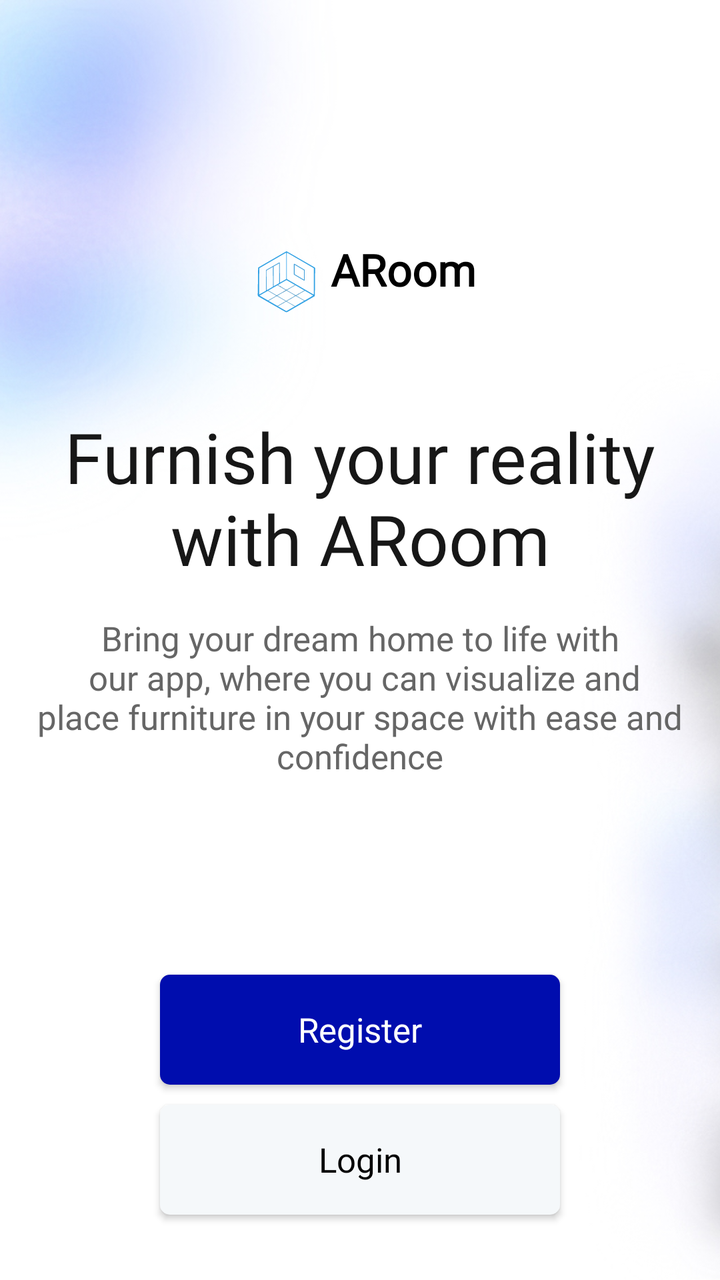
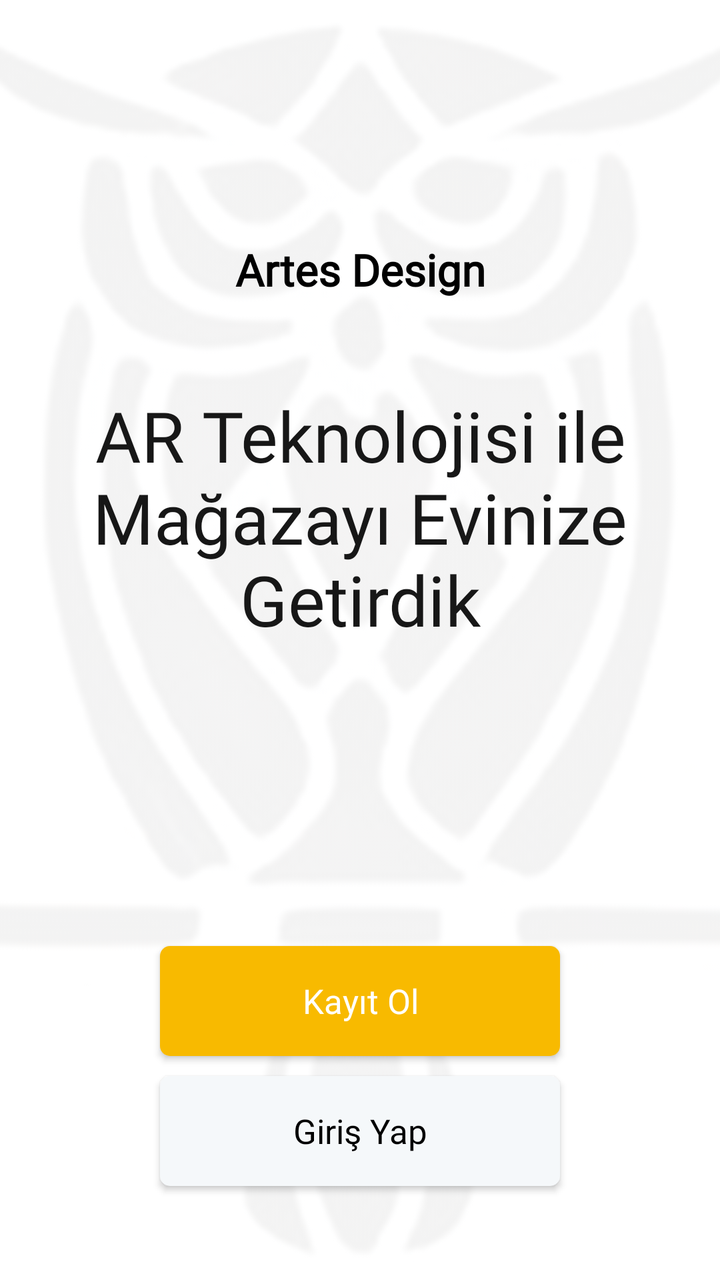

Compare the two renders of this Android layout. The source of the first and the diff that turns it into the second are given below.
<!-- AndroidManifest.xml: application theme Theme.ARoom -->
<!-- res/layout/fragment_account_options.xml -->
<?xml version="1.0" encoding="utf-8"?>
<FrameLayout xmlns:android="http://schemas.android.com/apk/res/android"
    android:layout_width="match_parent"
    android:layout_height="match_parent"
    xmlns:app="http://schemas.android.com/apk/res-auto">

    <ImageView
        android:layout_width="match_parent"
        android:layout_height="match_parent"
        android:src="@drawable/blury_background"
        android:scaleType="centerCrop" />
    
    <androidx.constraintlayout.widget.ConstraintLayout
        android:layout_width="match_parent"
        android:layout_height="match_parent" >

        <TextView
            android:id="@+id/tv_app_name"
            android:layout_width="wrap_content"
            android:layout_height="wrap_content"
            style="@style/h3"
            android:layout_marginTop="120dp"
            android:drawableStart="@drawable/small_removebg_preview_transformed"

            android:drawablePadding="3dp"
            android:textStyle="bold"
            app:layout_constraintStart_toStartOf="parent"
            app:layout_constraintTop_toTopOf="parent"
            app:layout_constraintEnd_toEndOf="parent"
            android:text="ARoom" />

        <TextView
            android:id="@+id/tv_right_address_for_shopping"
            android:layout_width="wrap_content"
            android:layout_height="wrap_content"
            style="@style/h4"
            android:layout_marginTop="45dp"
            app:layout_constraintTop_toBottomOf="@id/tv_app_name"
            app:layout_constraintStart_toStartOf="parent"
            app:layout_constraintEnd_toEndOf="parent"
            android:text="@string/right_address"
            android:textAlignment="center"
            android:gravity="center"
            android:textSize="35sp"
            />

        <TextView
            android:id="@+id/tv_quality"
            android:layout_width="wrap_content"
            android:layout_height="wrap_content"
            style="@style/h2"
            app:layout_constraintStart_toStartOf="@id/tv_right_address_for_shopping"
            app:layout_constraintEnd_toEndOf="@id/tv_right_address_for_shopping"
            app:layout_constraintTop_toBottomOf="@id/tv_right_address_for_shopping"
            android:textAlignment="center"
            android:gravity="center"
            android:text="@string/quality"
            android:layout_marginTop="15dp"
            />
        <androidx.appcompat.widget.AppCompatButton
            android:id="@+id/btn_register_account_options"
            android:layout_width="@dimen/medium_button_width"
            android:layout_height="@dimen/medium_button_height"
            style="@style/blueButtonStyle"
            app:layout_constraintTop_toBottomOf="@id/tv_quality"
            app:layout_constraintStart_toStartOf="@id/tv_quality"
            app:layout_constraintEnd_toEndOf="@id/tv_quality"
            app:layout_constraintBottom_toBottomOf="parent"
            android:text="Register" />

        <androidx.appcompat.widget.AppCompatButton
            android:id="@+id/btn_login_account_options"
            android:layout_width="@dimen/medium_button_width"
            android:layout_height="@dimen/medium_button_height"
            android:layout_marginTop="10dp"
            style="@style/whiteButtonStyle"
            app:layout_constraintTop_toBottomOf="@id/btn_register_account_options"
            app:layout_constraintStart_toStartOf="@id/tv_quality"
            app:layout_constraintEnd_toEndOf="@id/tv_quality"
            android:text="Login" />

        
    </androidx.constraintlayout.widget.ConstraintLayout>

</FrameLayout>
<!-- resources referenced by this layout -->
<resources>
  <dimen name="medium_button_height">55dp</dimen>
  <dimen name="medium_button_width">200dp</dimen>
  <!-- drawable blury_background: jpg bitmap (drawable-v24, 63810 bytes) -->
  <!-- drawable small_removebg_preview_transformed: vector/xml drawable (drawable, 16013 chars, omitted) -->
  <string name="quality">Bring your dream home to life with\n our app, where you can visualize and place furniture in your space with ease and confidence</string>
  <string name="right_address">Furnish your reality with ARoom</string>
  <style name="blueButtonStyle">
          <item name="android:background">@drawable/blue_background</item>
          <item name="android:fontFamily">@font/poppins_thin</item>
          <item name="android:textColor">@color/white</item>
          <item name="android:textSize">@dimen/h2TextSize</item>
          <item name="android:textAllCaps">false</item>
      </style>
  <style name="h2">
          <item name="android:fontFamily">@font/poppins_light</item>
          <item name="android:textColor">@color/g_gray700</item>
          <item name="android:textSize">@dimen/h2TextSize</item>
      </style>
  <style name="h3">
          <item name="android:fontFamily">@font/poppins_light</item>
          <item name="android:textColor">@color/black</item>
          <item name="android:textSize">@dimen/h3TextSize</item>
      </style>
  <style name="h4">
          <item name="android:fontFamily">@font/poppins_thin</item>
          <item name="android:textColor">@color/g_black</item>
          <item name="android:textSize">@dimen/h4TextSize</item>
      </style>
  <style name="whiteButtonStyle">
          <item name="android:background">@drawable/white_background</item>
          <item name="android:fontFamily">@font/poppins_thin</item>
          <item name="android:textColor">@color/black</item>
          <item name="android:textSize">@dimen/h2TextSize</item>
          <item name="android:textAllCaps">false</item>
      </style>
  <style name="Theme.ARoom" parent="Theme.MaterialComponents.Light.NoActionBar">
          
          <item name="colorPrimary">@color/purple_500</item>
          <item name="colorPrimaryVariant">@color/purple_700</item>
          <item name="colorOnPrimary">@color/white</item>
          
          <item name="colorSecondary">@color/teal_200</item>
          <item name="colorSecondaryVariant">@color/teal_700</item>
          <item name="colorOnSecondary">@color/black</item>
          
          <item name="android:statusBarColor">?attr/colorPrimaryVariant</item>
          
  
  
  
      </style>
  <!-- drawable blue_background (drawable-v24) -->
  <shape android:shape="rectangle" xmlns:android="http://schemas.android.com/apk/res/android">
      <solid android:color="@color/g_blue"/>
      <corners android:radius="@dimen/buttonCorners"/>
  </shape>
  <color name="white">#FFFFFFFF</color>
  <dimen name="h2TextSize">17sp</dimen>
  <color name="g_gray700">#666666</color>
  <color name="black">#FF000000</color>
  <dimen name="h3TextSize">22sp</dimen>
  <color name="g_black">#171717</color>
  <dimen name="h4TextSize">35sp</dimen>
  <!-- drawable white_background (drawable-v24) -->
  <?xml version="1.0" encoding="utf-8"?>
  <shape android:shape="rectangle" xmlns:android="http://schemas.android.com/apk/res/android">
      <solid android:color="#F5F8FA"/>
      <corners android:radius="@dimen/buttonCorners"/>
  </shape>
  <color name="purple_500">#FF6200EE</color>
  <color name="purple_700">#FF3700B3</color>
  <color name="teal_200">#FF03DAC5</color>
  <color name="teal_700">#FF018786</color>
  <color name="g_blue">#000DAE</color>
  <dimen name="buttonCorners">5dp</dimen>
</resources>

<!-- the commit's change to res/layout/fragment_account_options.xml (unified diff, before → after) -->
@@ -7,27 +7,26 @@
     <ImageView
         android:layout_width="match_parent"
         android:layout_height="match_parent"
-        android:src="@drawable/blury_background"
+        android:src="@drawable/artes_logo"
+        android:alpha="0.05"
         android:scaleType="centerCrop" />
-    
+
     <androidx.constraintlayout.widget.ConstraintLayout
         android:layout_width="match_parent"
         android:layout_height="match_parent" >
 
         <TextView
             android:id="@+id/tv_app_name"
+            style="@style/h3"
             android:layout_width="wrap_content"
             android:layout_height="wrap_content"
-            style="@style/h3"
             android:layout_marginTop="120dp"
-            android:drawableStart="@drawable/small_removebg_preview_transformed"
-
             android:drawablePadding="3dp"
+            android:text="@string/artes_design"
             android:textStyle="bold"
+            app:layout_constraintEnd_toEndOf="parent"
             app:layout_constraintStart_toStartOf="parent"
-            app:layout_constraintTop_toTopOf="parent"
-            app:layout_constraintEnd_toEndOf="parent"
-            android:text="ARoom" />
+            app:layout_constraintTop_toTopOf="parent"/>
 
         <TextView
             android:id="@+id/tv_right_address_for_shopping"
@@ -57,29 +56,30 @@
             android:text="@string/quality"
             android:layout_marginTop="15dp"
             />
+
         <androidx.appcompat.widget.AppCompatButton
             android:id="@+id/btn_register_account_options"
+            style="@style/blueButtonStyle"
             android:layout_width="@dimen/medium_button_width"
             android:layout_height="@dimen/medium_button_height"
-            style="@style/blueButtonStyle"
-            app:layout_constraintTop_toBottomOf="@id/tv_quality"
+            android:text="Kayıt Ol"
+            app:layout_constraintBottom_toBottomOf="parent"
+            app:layout_constraintEnd_toEndOf="@id/tv_quality"
             app:layout_constraintStart_toStartOf="@id/tv_quality"
-            app:layout_constraintEnd_toEndOf="@id/tv_quality"
-            app:layout_constraintBottom_toBottomOf="parent"
-            android:text="Register" />
+            app:layout_constraintTop_toBottomOf="@id/tv_quality" />
 
         <androidx.appcompat.widget.AppCompatButton
             android:id="@+id/btn_login_account_options"
+            style="@style/whiteButtonStyle"
             android:layout_width="@dimen/medium_button_width"
             android:layout_height="@dimen/medium_button_height"
             android:layout_marginTop="10dp"
-            style="@style/whiteButtonStyle"
-            app:layout_constraintTop_toBottomOf="@id/btn_register_account_options"
+            android:text="Giriş Yap"
+            app:layout_constraintEnd_toEndOf="@id/tv_quality"
             app:layout_constraintStart_toStartOf="@id/tv_quality"
-            app:layout_constraintEnd_toEndOf="@id/tv_quality"
-            android:text="Login" />
+            app:layout_constraintTop_toBottomOf="@id/btn_register_account_options" />
 
-        
+
     </androidx.constraintlayout.widget.ConstraintLayout>
 
 </FrameLayout>
<!-- resource entries referenced after the edit -->
@@ -2,10 +2,10 @@
 <resources>
   <dimen name="medium_button_height">55dp</dimen>
   <dimen name="medium_button_width">200dp</dimen>
-  <!-- drawable blury_background: jpg bitmap (drawable-v24, 63810 bytes) -->
-  <!-- drawable small_removebg_preview_transformed: vector/xml drawable (drawable, 16013 chars, omitted) -->
-  <string name="quality">Bring your dream home to life with\n our app, where you can visualize and place furniture in your space with ease and confidence</string>
-  <string name="right_address">Furnish your reality with ARoom</string>
+  <!-- drawable artes_logo: png bitmap (drawable-v24, 188218 bytes) -->
+  <string name="artes_design">Artes Design</string>
+  <string name="quality" />
+  <string name="right_address">AR Teknolojisi ile Mağazayı Evinize Getirdik</string>
   <style name="blueButtonStyle">
           <item name="android:background">@drawable/blue_background</item>
           <item name="android:fontFamily">@font/poppins_thin</item>
@@ -53,7 +53,7 @@
       </style>
   <!-- drawable blue_background (drawable-v24) -->
   <shape android:shape="rectangle" xmlns:android="http://schemas.android.com/apk/res/android">
-      <solid android:color="@color/g_blue"/>
+      <solid android:color="@color/g_orange_yellow"/>
       <corners android:radius="@dimen/buttonCorners"/>
   </shape>
   <color name="white">#FFFFFFFF</color>
@@ -73,7 +73,7 @@
   <color name="purple_700">#FF3700B3</color>
   <color name="teal_200">#FF03DAC5</color>
   <color name="teal_700">#FF018786</color>
-  <color name="g_blue">#000DAE</color>
+  <color name="g_orange_yellow">#F8BA00</color>
   <dimen name="buttonCorners">5dp</dimen>
 </resources>
 
